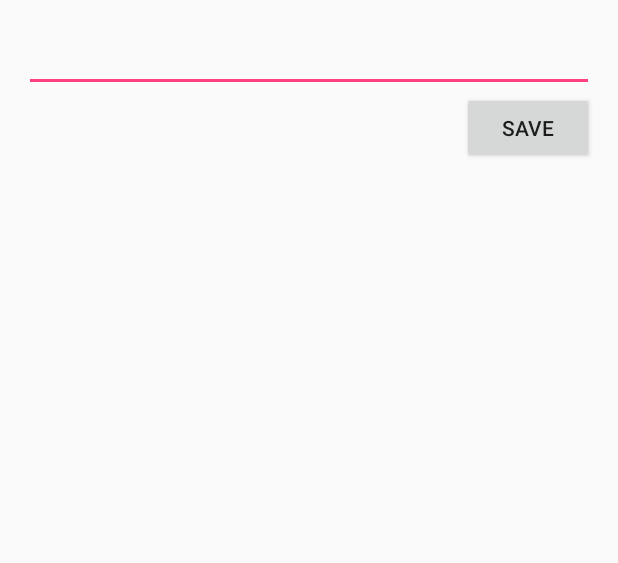
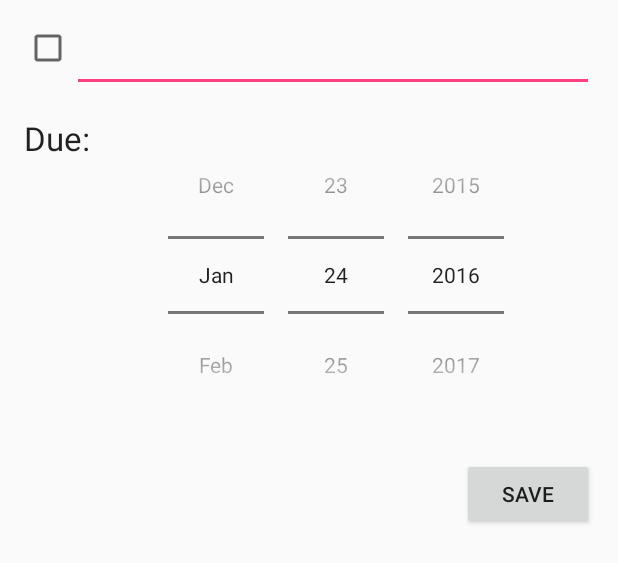
Before and after one commit to kennethpu/Simplist, an Android app: the layout activity_edit_item.xml on its own in the app's theme, with its tools: preview values and no code run, on a phone screen of 412 x 824 dp. Shown: the top 563 px of the screen. Run offline under Robolectric (Android 15) with nearby library versions, the phone set to English and light mode, and no system bars.

```diff
--- a/app/src/main/res/layout/activity_edit_item.xml
+++ b/app/src/main/res/layout/activity_edit_item.xml
@@ -15,18 +15,51 @@
         android:layout_alignParentTop="true"
         android:layout_alignParentRight="true"
         android:layout_alignParentEnd="true"
-        android:layout_alignParentLeft="true"
-        android:layout_alignParentStart="true"
-        android:id="@+id/etEditItem" />
+        android:id="@+id/etEditItem"
+        android:layout_toRightOf="@+id/cbDone"
+        android:layout_toEndOf="@+id/cbDone" />
 
     <Button
         android:layout_width="wrap_content"
         android:layout_height="wrap_content"
         android:text="Save"
         android:id="@+id/btnSave"
+        android:onClick="onSave"
+        android:layout_below="@+id/linearLayout"
+        android:layout_alignRight="@+id/linearLayout"
+        android:layout_alignEnd="@+id/linearLayout" />
+
+    <CheckBox
+        android:layout_width="wrap_content"
+        android:layout_height="wrap_content"
+        android:id="@+id/cbDone"
+        android:checked="false"
+        android:layout_alignTop="@+id/etEditItem"
+        android:layout_alignParentLeft="true"
+        android:layout_alignParentStart="true" />
+
+    <LinearLayout
+        android:orientation="horizontal"
+        android:layout_width="match_parent"
+        android:layout_height="wrap_content"
         android:layout_below="@+id/etEditItem"
-        android:layout_alignRight="@+id/etEditItem"
-        android:layout_alignEnd="@+id/etEditItem"
-        android:onClick="onSave" />
+        android:paddingTop="16dp"
+        android:paddingBottom="16dp"
+        android:id="@+id/linearLayout">
+
+        <TextView
+            android:layout_width="wrap_content"
+            android:layout_height="wrap_content"
+            android:textAppearance="?android:attr/textAppearanceLarge"
+            android:text="Due:" />
+
+        <DatePicker
+            android:layout_width="match_parent"
+            android:layout_height="wrap_content"
+            android:id="@+id/dpDueDate"
+            android:datePickerMode="spinner"
+            android:calendarViewShown="false" />
+
+    </LinearLayout>
 
 </RelativeLayout>
```
Also changed, not shown: app/src/main/java/com/codepath/kpu/simplist/EditItemActivity.java (+16 -0 lines), app/src/main/java/com/codepath/kpu/simplist/MainActivity.java (+12 -2 lines), app/src/main/java/com/codepath/kpu/simplist/TasksAdapter.java (+12 -2 lines), app/src/main/java/com/codepath/kpu/simplist/models/Task.java (+17 -1 lines), app/src/main/res/layout/item_task.xml (+23 -4 lines).
